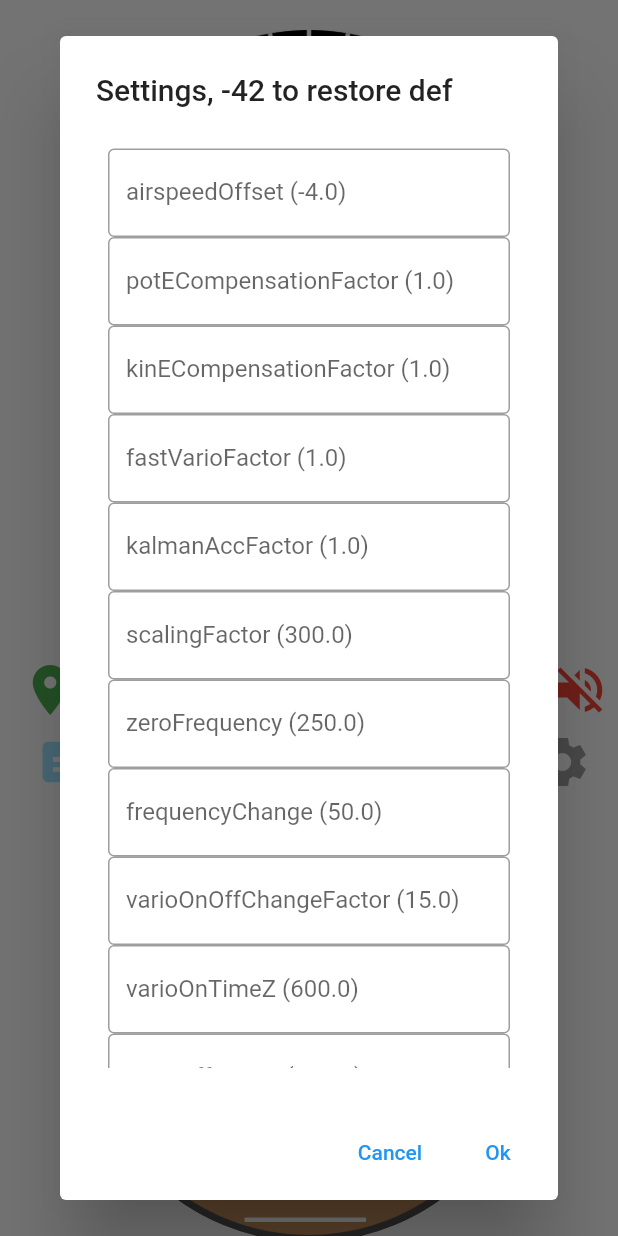
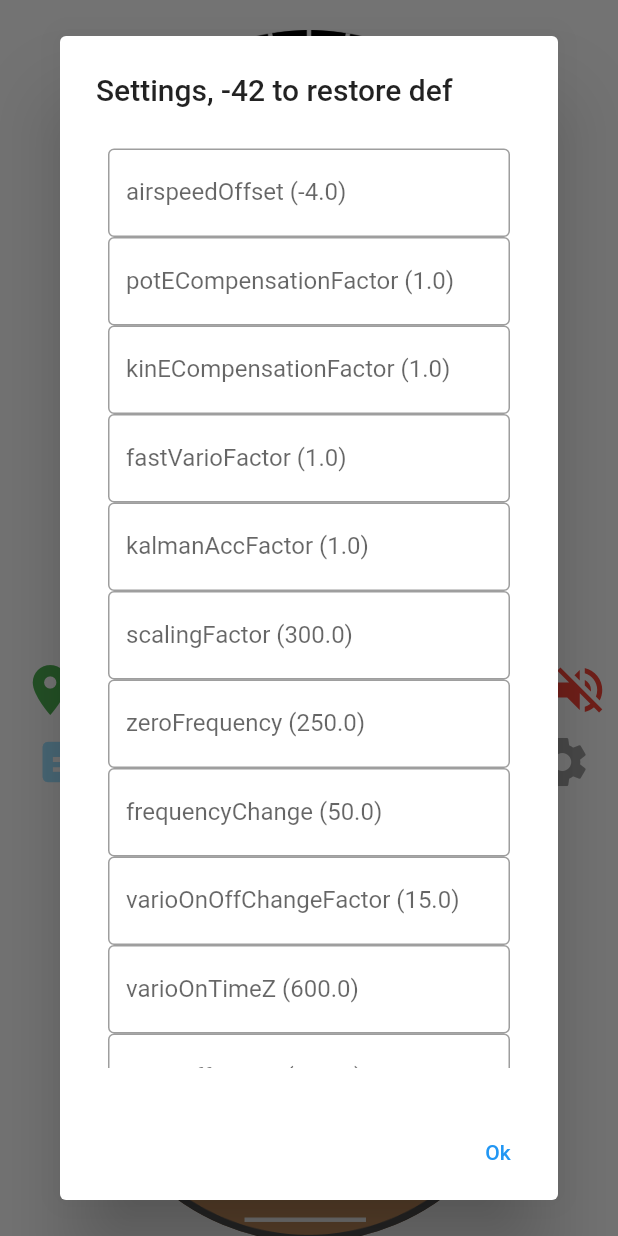
Before and after one commit to si-gr/vavar_app, a Flutter app: the screen it shows after launch, after a tap on the "settings" icon, on a phone screen of 412 x 824 dp. Run offline on Flutter 3.47's test engine with Material 2 defaults, Android fonts, the phone set to English and light mode, and no system bars; our stand-ins replace permission_handler, shared_preferences; missing offline and left inert: dart:ffi, flutter_reactive_ble, sound_generator.

Commit message:
Fixed scaling factor + bugfix

```diff
--- a/lib/main.dart
+++ b/lib/main.dart
@@ -94,6 +94,7 @@ class _MyHomePageState extends State<MyHomePage> {
   double rollAngle = 0;
   double targetMinRoll = 40;
   Color currentVarioColor = Colors.green;
+  double scalingFactor = 300;
 
   double horizonPitch = 0;
   double currentVario = 0;
@@ -578,8 +579,8 @@ class _MyHomePageState extends State<MyHomePage> {
                 child: Stack(children: [
                   Image(
                     image: const AssetImage("assets/vario_background.png"),
-                    width: settingsValues["scalingFactor"]!,
-                    height: settingsValues["scalingFactor"]!,
+                    width: scalingFactor,
+                    height: scalingFactor,
                     alignment: Alignment.centerRight,
                   ),
                   //Transform(transform: Matrix4.rotationZ((currentVario.isFinite ? currentVario : 0.0) / 10.0 * 0.5 * pi), alignment: FractionalOffset.center, child: Image(image: AssetImage("assets/vario_current.png"), width: scaling_factor, height: scaling_factor,)),
@@ -592,8 +593,8 @@ class _MyHomePageState extends State<MyHomePage> {
                       alignment: FractionalOffset.center,
                       child: Image(
                         image: const AssetImage("assets/vario_current.png"),
-                        width: settingsValues["scalingFactor"]!,
-                        height: settingsValues["scalingFactor"]!,
+                        width: scalingFactor,
+                        height: scalingFactor,
                         color: currentVarioColor,
                       )),
                   Transform(
@@ -604,33 +605,31 @@ class _MyHomePageState extends State<MyHomePage> {
                       alignment: FractionalOffset.center,
                       child: Image(
                         image: const AssetImage("assets/vario_average1.png"),
-                        width: settingsValues["scalingFactor"]!,
-                        height: settingsValues["scalingFactor"]!,
+                        width: scalingFactor,
+                        height: scalingFactor,
                         color: currentVarioColor,
                       )),
                   Transform(
                       transform: Matrix4.rotationZ(wind1Rotation + pi / 2),
                       alignment: FractionalOffset.center,
                       child: SizedBox(
-                          width: settingsValues["scalingFactor"]!,
-                          height: settingsValues["scalingFactor"]!,
+                          width: scalingFactor,
+                          height: scalingFactor,
                           child: Icon(
                             Icons.keyboard_backspace_rounded,
                             color: Color.fromARGB(255, 172, 226, 255),
-                            size: settingsValues["scalingFactor"]! * 0.6,
+                            size: scalingFactor * 0.6,
                           ))),
                   Transform(
                       transform: Matrix4.rotationZ(wind2Rotation + pi / 2),
                       alignment: FractionalOffset.center,
                       child: SizedBox(
-                          width: settingsValues["scalingFactor"]!,
-                          height: settingsValues["scalingFactor"]!,
+                          width: scalingFactor,
+                          height: scalingFactor,
                           child: Icon(
                             Icons.keyboard_backspace_rounded,
                             color: Color.fromARGB(255, 255, 156, 156),
-                            size: settingsValues["scalingFactor"]! *
-                                0.6 *
-                                min(windRatio, 1.1),
+                            size: scalingFactor * 0.6 * min(windRatio, 1.1),
                           ))),
                   Container(
                     child: Text(
@@ -640,8 +639,8 @@ class _MyHomePageState extends State<MyHomePage> {
                     ),
                   ),
                   Container(
-                    width: settingsValues["scalingFactor"]!,
-                    height: settingsValues["scalingFactor"]!,
+                    width: scalingFactor,
+                    height: scalingFactor,
                     alignment: const Alignment(0.9, 0),
                     child: Text(
                       'AS ${((varioData.tasstate) * 3.6).toStringAsFixed(1)} km/h',
@@ -650,8 +649,8 @@ class _MyHomePageState extends State<MyHomePage> {
                     ),
                   ),
                   Container(
-                    width: settingsValues["scalingFactor"]!,
-                    height: settingsValues["scalingFactor"]!,
+                    width: scalingFactor,
+                    height: scalingFactor,
                     alignment: const Alignment(0.7, -0.3),
                     child: Text(
                       'W ${((varioData.windStore.windAverage.length) * 3.6).toStringAsFixed(1)} km/h',
@@ -661,8 +660,8 @@ class _MyHomePageState extends State<MyHomePage> {
                   ),
 
                   Container(
-                    width: settingsValues["scalingFactor"]!,
-                    height: settingsValues["scalingFactor"]!,
+                    width: scalingFactor,
+                    height: scalingFactor,
                     alignment: const Alignment(0.7, 0.3),
                     child: Text(
                       '${(currentVario).toStringAsFixed(1)} m/s',
@@ -848,8 +847,8 @@ class _MyHomePageState extends State<MyHomePage> {
                     alignment: Alignment.center,
                     child: ClipOval(
                       child: Container(
-                        width: settingsValues["scalingFactor"]!,
-                        height: settingsValues["scalingFactor"]!,
+                        width: scalingFactor,
+                        height: scalingFactor,
                         child: Transform(
                           transform: Matrix4.diagonal3Values(8, 8, 8) +
                               Matrix4.translation(Vector3(
--- a/lib/settingsDialog.dart
+++ b/lib/settingsDialog.dart
@@ -40,19 +40,13 @@ class _SettingsDialogState extends State<SettingsDialog> {
       title: Text('Settings, -42 to restore def'),
       content: SizedBox(
         width: double.maxFinite,
-        child:
-      ListView(padding: const EdgeInsets.all(8), children: textFields),),
+        child: ListView(padding: const EdgeInsets.all(8), children: textFields),
+      ),
       actions: <Widget>[
-        TextButton(
-          child: Text('Cancel'),
-          onPressed: () {
-            Navigator.of(context).pop(null);
-          },
-        ),
         TextButton(
           child: Text('Ok'),
           onPressed: () {
-            Navigator.of(context).pop(widget.settingsValues);
+            Navigator.of(context).pop(null);
           },
         ),
       ],
```
